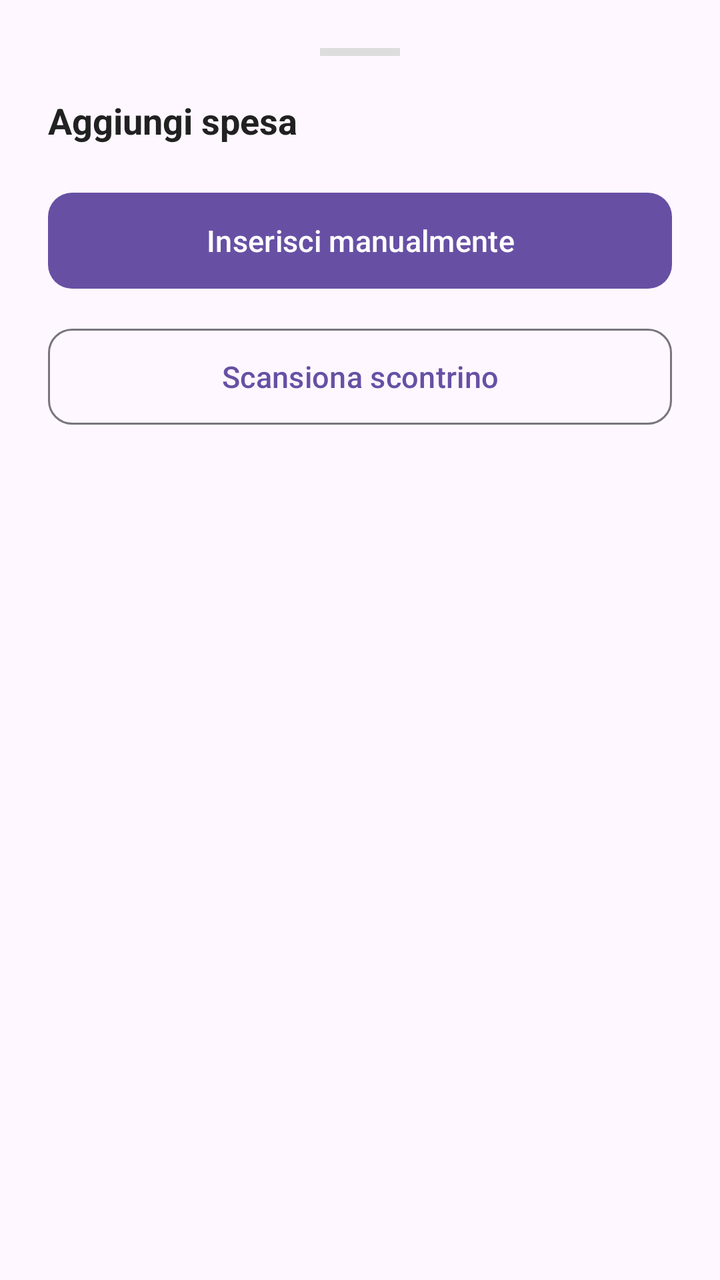
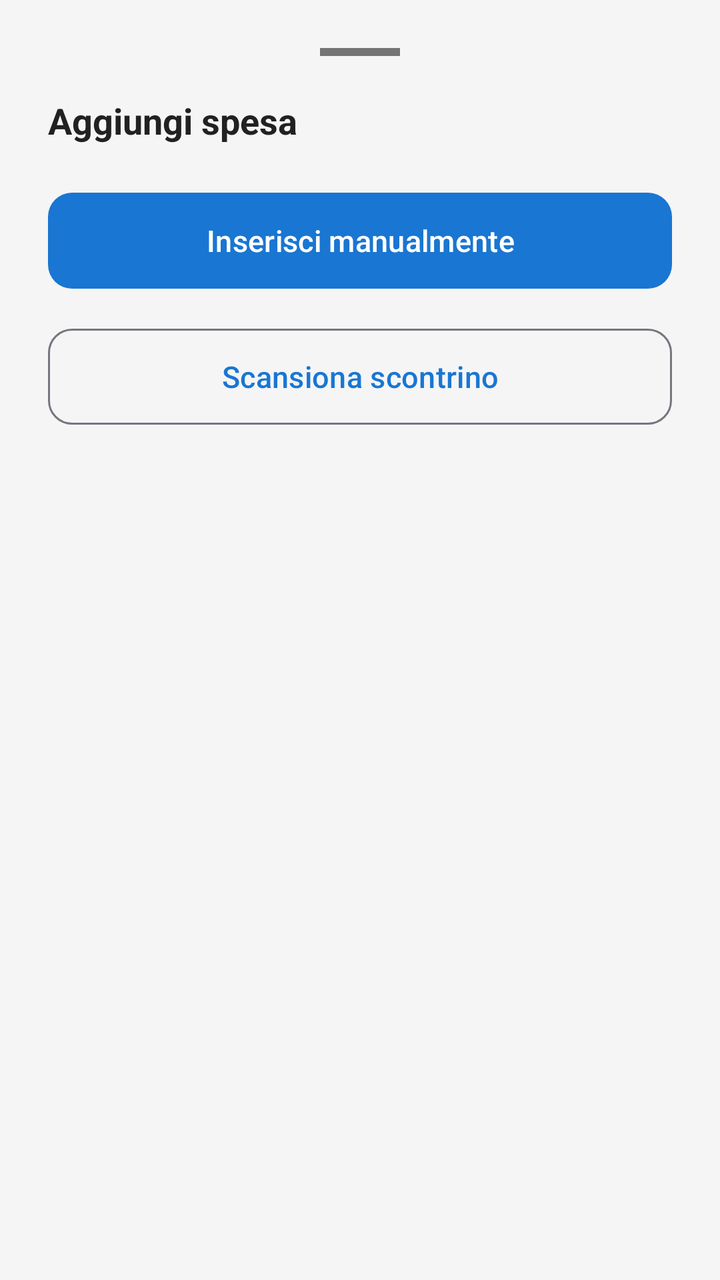

The first picture is an Android layout as it rendered before a commit; the second is the same layout after the commit. The layout source and the unified diff follow.
<!-- AndroidManifest.xml: application theme Theme.Progetto_mobile -->
<!-- res/layout/bottom_sheet_add_choice.xml -->
<?xml version="1.0" encoding="utf-8"?>
<LinearLayout
    xmlns:android="http://schemas.android.com/apk/res/android"
    xmlns:app="http://schemas.android.com/apk/res-auto"
    android:layout_width="match_parent"
    android:layout_height="wrap_content"
    android:orientation="vertical"
    android:padding="24dp">

    
    <View
        android:layout_width="40dp"
        android:layout_height="4dp"
        android:layout_gravity="center_horizontal"
        android:layout_marginBottom="20dp"
        android:background="#DDDDDD" />

    <TextView
        android:layout_width="wrap_content"
        android:layout_height="wrap_content"
        android:layout_marginBottom="20dp"
        android:text="Aggiungi spesa"
        android:textColor="#212121"
        android:textSize="18sp"
        android:textStyle="bold" />

    
    <com.google.android.material.button.MaterialButton
        android:id="@+id/btn_manual"
        android:layout_width="match_parent"
        android:layout_height="56dp"
        android:layout_marginBottom="12dp"
        android:text="Inserisci manualmente"
        android:textSize="15sp"
        app:cornerRadius="12dp" />

    
    <com.google.android.material.button.MaterialButton
        android:id="@+id/btn_camera"
        android:layout_width="match_parent"
        android:layout_height="56dp"
        android:layout_marginBottom="8dp"
        android:text="Scansiona scontrino"
        android:textSize="15sp"
        style="@style/Widget.Material3.Button.OutlinedButton"
        app:cornerRadius="12dp" />


</LinearLayout>
<!-- resources referenced by this layout -->
<resources>
  <style name="Theme.Progetto_mobile" parent="Base.Theme.Progetto_mobile" />
  <style name="Base.Theme.Progetto_mobile" parent="Theme.Material3.DayNight.NoActionBar">
      </style>
</resources>

<!-- the commit's change to res/layout/bottom_sheet_add_choice.xml (unified diff, before → after) -->
@@ -13,14 +13,14 @@
         android:layout_height="4dp"
         android:layout_gravity="center_horizontal"
         android:layout_marginBottom="20dp"
-        android:background="#DDDDDD" />
+        android:background="@color/color_on_surface_secondary" />
 
     <TextView
         android:layout_width="wrap_content"
         android:layout_height="wrap_content"
         android:layout_marginBottom="20dp"
         android:text="Aggiungi spesa"
-        android:textColor="#212121"
+        android:textColor="@color/color_on_surface"
         android:textSize="18sp"
         android:textStyle="bold" />
 
<!-- resource entries referenced after the edit -->
@@ -1,7 +1,22 @@
 <!-- resources referenced by this layout -->
 <resources>
+  <color name="color_on_surface">#212121</color>
+  <color name="color_on_surface_secondary">#757575</color>
   <style name="Theme.Progetto_mobile" parent="Base.Theme.Progetto_mobile" />
   <style name="Base.Theme.Progetto_mobile" parent="Theme.Material3.DayNight.NoActionBar">
+          <item name="colorPrimary">@color/primary</item>
+          <item name="colorPrimaryDark">@color/primary_dark</item>
+          <item name="colorAccent">@color/accent</item>
+          
+          <item name="android:colorBackground">@color/color_background</item>
+          <item name="colorSurface">@color/color_surface</item>
+          <item name="colorOnSurface">@color/color_on_surface</item>
+          <item name="colorOnSurfaceVariant">@color/color_on_surface_secondary</item>
       </style>
+  <color name="primary">#1976D2</color>
+  <color name="primary_dark">#1565C0</color>
+  <color name="accent">#FF6D00</color>
+  <color name="color_background">#F5F5F5</color>
+  <color name="color_surface">#FFFFFF</color>
 </resources>
 
